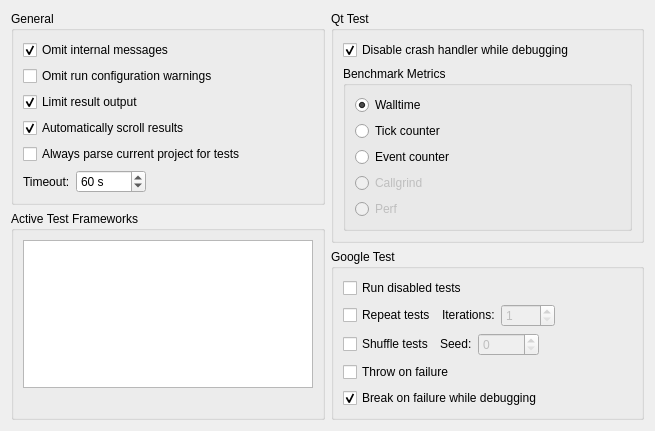
Above: src/plugins/autotest/testsettingspage.ui from qt-creator/qt-creator before the change. Below: the same form after it.
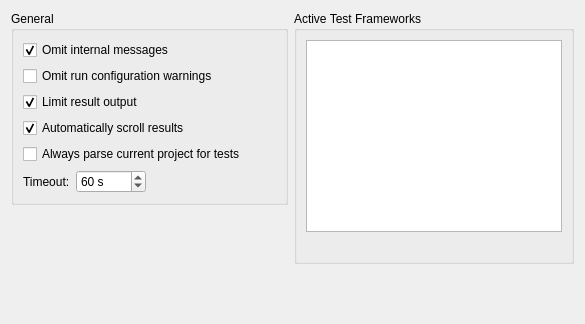
That is the form after the change.

Commit message: AutoTest: Separate settings pages

The edit to the form file:
```diff
--- a/src/plugins/autotest/testsettingspage.ui
+++ b/src/plugins/autotest/testsettingspage.ui
@@ -6,8 +6,8 @@
    <rect>
     <x>0</x>
     <y>0</y>
-    <width>655</width>
-    <height>427</height>
+    <width>585</width>
+    <height>324</height>
    </rect>
   </property>
   <property name="windowTitle">
@@ -150,42 +150,6 @@
          </layout>
         </widget>
        </item>
-       <item>
-        <widget class="QGroupBox" name="groupBox_4">
-         <property name="title">
-          <string>Active Test Frameworks</string>
-         </property>
-         <layout class="QVBoxLayout" name="verticalLayout_7">
-          <item>
-           <widget class="QListWidget" name="frameworkListWidget">
-            <property name="toolTip">
-             <string>Select the test frameworks to be handled by the AutoTest plugin.</string>
-            </property>
-           </widget>
-          </item>
-          <item>
-           <layout class="QHBoxLayout" name="horizontalLayout_5" stretch="0,0">
-            <property name="spacing">
-             <number>2</number>
-            </property>
-            <item>
-             <widget class="QLabel" name="frameworksWarnIcon">
-              <property name="sizePolicy">
-               <sizepolicy hsizetype="Fixed" vsizetype="Fixed">
-                <horstretch>0</horstretch>
-                <verstretch>0</verstretch>
-               </sizepolicy>
-              </property>
-             </widget>
-            </item>
-            <item>
-             <widget class="QLabel" name="frameworksWarn"/>
-            </item>
-           </layout>
-          </item>
-         </layout>
-        </widget>
-       </item>
        <item>
         <spacer name="verticalSpacer">
          <property name="orientation">
@@ -204,289 +168,38 @@
      <item>
       <layout class="QVBoxLayout" name="verticalLayout_4">
        <item>
-        <widget class="QGroupBox" name="groupBox_5">
+        <widget class="QGroupBox" name="groupBox_4">
          <property name="title">
-          <string>Qt Test</string>
+          <string>Active Test Frameworks</string>
          </property>
-         <layout class="QVBoxLayout" name="verticalLayout_8">
+         <layout class="QVBoxLayout" name="verticalLayout_7">
           <item>
-           <widget class="QCheckBox" name="disableCrashhandlerCB">
+           <widget class="QListWidget" name="frameworkListWidget">
             <property name="toolTip">
              <string>Enables interrupting tests on assertions.</string>
             </property>
-            <property name="text">
-             <string>Disable crash handler while debugging</string>
-            </property>
-            <property name="checked">
-             <bool>true</bool>
-            </property>
            </widget>
           </item>
           <item>
-           <widget class="QGroupBox" name="groupBox">
-            <property name="title">
-             <string>Benchmark Metrics</string>
+           <layout class="QHBoxLayout" name="horizontalLayout_5" stretch="0,0">
+            <property name="spacing">
+             <number>2</number>
             </property>
-            <property name="flat">
-             <bool>true</bool>
-            </property>
-            <layout class="QVBoxLayout" name="verticalLayout_3">
-             <item>
-              <widget class="QRadioButton" name="walltimeRB">
-               <property name="sizePolicy">
-                <sizepolicy hsizetype="Minimum" vsizetype="Minimum">
-                 <horstretch>0</horstretch>
-                 <verstretch>0</verstretch>
-                </sizepolicy>
-               </property>
-               <property name="toolTip">
-                <string>Uses walltime metrics for executing benchmarks (default).</string>
-               </property>
-               <property name="text">
-                <string>Walltime</string>
-               </property>
-               <property name="checked">
-                <bool>true</bool>
-               </property>
-              </widget>
-             </item>
-             <item>
-              <widget class="QRadioButton" name="tickcounterRB">
-               <property name="sizePolicy">
-                <sizepolicy hsizetype="Minimum" vsizetype="Minimum">
-                 <horstretch>0</horstretch>
-                 <verstretch>0</verstretch>
-                </sizepolicy>
-               </property>
-               <property name="toolTip">
-                <string>Uses tick counter when executing benchmarks.</string>
-               </property>
-               <property name="text">
-                <string>Tick counter</string>
-               </property>
-              </widget>
-             </item>
-             <item>
-              <widget class="QRadioButton" name="eventCounterRB">
-               <property name="sizePolicy">
-                <sizepolicy hsizetype="Minimum" vsizetype="Minimum">
-                 <horstretch>0</horstretch>
-                 <verstretch>0</verstretch>
-                </sizepolicy>
-               </property>
-               <property name="toolTip">
-                <string>Uses event counter when executing benchmarks.</string>
-               </property>
-               <property name="text">
-                <string>Event counter</string>
-               </property>
-              </widget>
-             </item>
-             <item>
-              <widget class="QRadioButton" name="callgrindRB">
-               <property name="enabled">
-                <bool>false</bool>
-               </property>
-               <property name="sizePolicy">
-                <sizepolicy hsizetype="Minimum" vsizetype="Minimum">
-                 <horstretch>0</horstretch>
-                 <verstretch>0</verstretch>
-                </sizepolicy>
-               </property>
-               <property name="toolTip">
-                <string>Uses Valgrind Callgrind when executing benchmarks (it must be installed).</string>
-               </property>
-               <property name="text">
-                <string>Callgrind</string>
-               </property>
-              </widget>
-             </item>
-             <item>
-              <widget class="QRadioButton" name="perfRB">
-               <property name="enabled">
-                <bool>false</bool>
-               </property>
-               <property name="sizePolicy">
-                <sizepolicy hsizetype="Minimum" vsizetype="Minimum">
-                 <horstretch>0</horstretch>
-                 <verstretch>0</verstretch>
-                </sizepolicy>
-               </property>
-               <property name="toolTip">
-                <string>Uses Perf when executing benchmarks (it must be installed).</string>
-               </property>
-               <property name="text">
-                <string>Perf</string>
-               </property>
-              </widget>
-             </item>
-             <item>
-              <spacer name="horizontalSpacer">
-               <property name="orientation">
-                <enum>Qt::Horizontal</enum>
-               </property>
-               <property name="sizeHint" stdset="0">
-                <size>
-                 <width>40</width>
-                 <height>0</height>
-                </size>
-               </property>
-              </spacer>
-             </item>
-            </layout>
-           </widget>
-          </item>
-         </layout>
-        </widget>
-       </item>
-       <item>
-        <widget class="QGroupBox" name="groupBox_3">
-         <property name="title">
-          <string>Google Test</string>
-         </property>
-         <layout class="QVBoxLayout" name="verticalLayout_6">
-          <item>
-           <widget class="QCheckBox" name="runDisabledGTestsCB">
-            <property name="toolTip">
-             <string>Executes disabled tests when performing a test run.</string>
-            </property>
-            <property name="text">
-             <string>Run disabled tests</string>
-            </property>
-           </widget>
-          </item>
-          <item>
-           <layout class="QHBoxLayout" name="horizontalLayout_3">
             <item>
-             <widget class="QCheckBox" name="repeatGTestsCB">
-              <property name="toolTip">
-               <string>Repeats a test run (you might be required to increase the timeout to avoid canceling the tests).</string>
-              </property>
-              <property name="text">
-               <string>Repeat tests</string>
-              </property>
-             </widget>
-            </item>
-            <item>
-             <widget class="QLabel" name="label_3">
+             <widget class="QLabel" name="frameworksWarnIcon">
               <property name="sizePolicy">
-               <sizepolicy hsizetype="Preferred" vsizetype="Fixed">
+               <sizepolicy hsizetype="Fixed" vsizetype="Fixed">
                 <horstretch>0</horstretch>
                 <verstretch>0</verstretch>
                </sizepolicy>
               </property>
-              <property name="text">
-               <string>Iterations:</string>
-              </property>
              </widget>
             </item>
             <item>
-             <widget class="QSpinBox" name="repetitionSpin">
-              <property name="enabled">
-               <bool>false</bool>
-              </property>
-              <property name="minimum">
-               <number>1</number>
-              </property>
-              <property name="maximum">
-               <number>9999</number>
-              </property>
-             </widget>
+             <widget class="QLabel" name="frameworksWarn"/>
             </item>
-            <item>
-             <spacer name="horizontalSpacer_3">
-              <property name="orientation">
-               <enum>Qt::Horizontal</enum>
-              </property>
-              <property name="sizeHint" stdset="0">
-               <size>
-                <width>40</width>
-                <height>20</height>
-               </size>
-              </property>
-             </spacer>
-            </item>
            </layout>
           </item>
-          <item>
-           <layout class="QHBoxLayout" name="horizontalLayout_4">
-            <item>
-             <widget class="QCheckBox" name="shuffleGTestsCB">
-              <property name="toolTip">
-               <string>Shuffle tests automatically on every iteration by the given seed.</string>
-              </property>
-              <property name="text">
-               <string>Shuffle tests</string>
-              </property>
-             </widget>
-            </item>
-            <item>
-             <widget class="QLabel" name="label_2">
-              <property name="sizePolicy">
-               <sizepolicy hsizetype="Preferred" vsizetype="Fixed">
-                <horstretch>0</horstretch>
-                <verstretch>0</verstretch>
-               </sizepolicy>
-              </property>
-              <property name="text">
-               <string>Seed:</string>
-              </property>
-             </widget>
-            </item>
-            <item>
-             <widget class="QSpinBox" name="seedSpin">
-              <property name="enabled">
-               <bool>false</bool>
-              </property>
-              <property name="toolTip">
-               <string>A seed of 0 generates a seed based on the current timestamp.</string>
-              </property>
-              <property name="specialValueText">
-               <string/>
-              </property>
-              <property name="maximum">
-               <number>99999</number>
-              </property>
-             </widget>
-            </item>
-            <item>
-             <spacer name="horizontalSpacer_4">
-              <property name="orientation">
-               <enum>Qt::Horizontal</enum>
-              </property>
-              <property name="sizeHint" stdset="0">
-               <size>
-                <width>40</width>
-                <height>20</height>
-               </size>
-              </property>
-             </spacer>
-            </item>
-           </layout>
-          </item>
-          <item>
-           <widget class="QCheckBox" name="throwOnFailureCB">
-            <property name="toolTip">
-             <string>Turn assertion failures into C++ exceptions.</string>
-            </property>
-            <property name="text">
-             <string>Throw on failure</string>
-            </property>
-           </widget>
-          </item>
-          <item>
-           <widget class="QCheckBox" name="breakOnFailureCB">
-            <property name="toolTip">
-             <string>Turn failures into debugger breakpoints.</string>
-            </property>
-            <property name="text">
-             <string>Break on failure while debugging</string>
-            </property>
-            <property name="checked">
-             <bool>true</bool>
-            </property>
-           </widget>
-          </item>
          </layout>
         </widget>
        </item>
```
Left out of the diff: 2 changed lines with no effect on the pictures. The commit also changes 20 other files.
